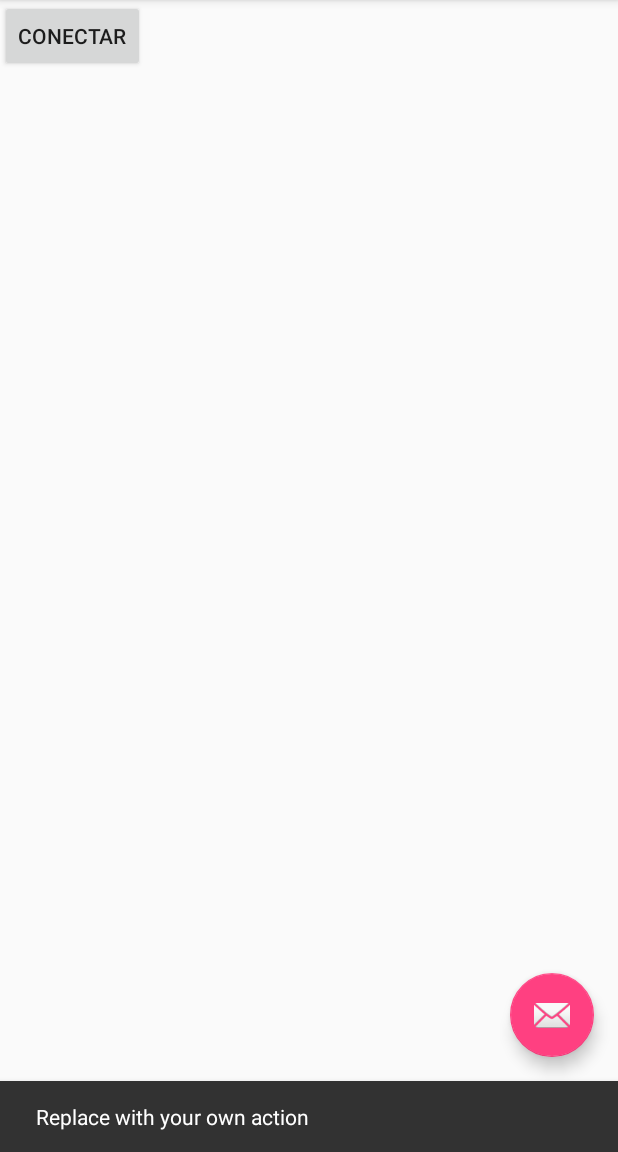
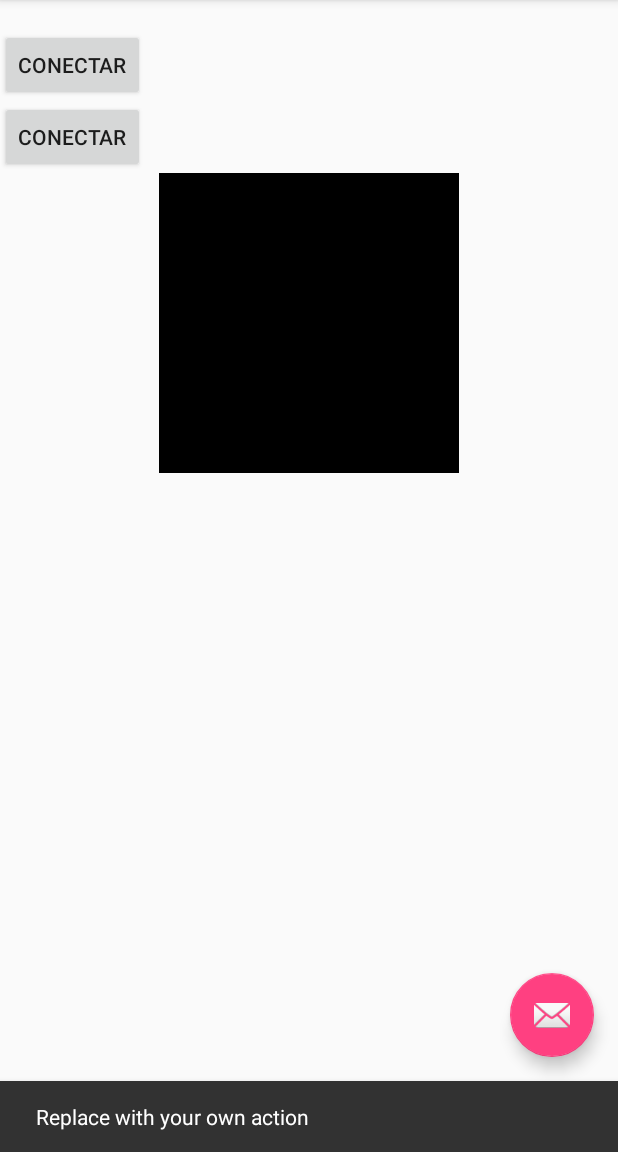
Before and after one commit to orlando26/effective-potato, an Android app: the screen it shows after launch (MainActivity), after a tap on an icon or button, on a phone screen of 412 x 824 dp, the part 84-1236 px from its top. Run offline under Robolectric (Android 15) with nearby library versions, the phone set to English and light mode, and no system bars.

Commit message:
Oye cy
pulso+temp
cuadrito+textillo

```diff
--- a/practica1/Practica1App/app/src/main/java/com/lmo/practica1app/MainActivity.java
+++ b/practica1/Practica1App/app/src/main/java/com/lmo/practica1app/MainActivity.java
@@ -3,6 +3,7 @@ package com.lmo.practica1app;
 import android.bluetooth.BluetoothAdapter;
 import android.bluetooth.BluetoothDevice;
 import android.bluetooth.BluetoothSocket;
+import android.graphics.Color;
 import android.os.Bundle;
 import android.os.Handler;
 import android.support.design.widget.FloatingActionButton;
@@ -29,12 +30,15 @@ public class MainActivity extends AppCompatActivity implements View.OnClickListe
 
     Button Connect;
     TextView Result;
+    TextView pulsillo;
+    TextView tempe;
     private String dataToSend;
 
     private static final String TAG = "Jon";
     private BluetoothAdapter mBluetoothAdapter = null;
     private BluetoothSocket btSocket = null;
     private OutputStream outStream = null;
+    BluetoothDevice device = null;
     private static String address = "XX:XX:XX:XX:XX:XX";
     private static final UUID MY_UUID = UUID
             .fromString("00001101-0000-1000-8000-00805F9B34FB");
@@ -62,19 +66,22 @@ public class MainActivity extends AppCompatActivity implements View.OnClickListe
         });
 
         Connect = (Button) findViewById(R.id.connect);
+        pulsillo=(TextView) findViewById(R.id.Pulsillo);
         Result = (TextView) findViewById(R.id.SerialText);
+        tempe = (TextView) findViewById(R.id.Tempe);
+
 
         Connect.setOnClickListener(this);
-        CheckBt();
-        BluetoothDevice device = null;// = mBluetoothAdapter.getRemoteDevice(address);
-        Set<BluetoothDevice> pairedDevices = mBluetoothAdapter.getBondedDevices();
-        for(BluetoothDevice dev: pairedDevices){
+        CheckBt();// = mBluetoothAdapter.getRemoteDevice(address);
+        //Set<BluetoothDevice> pairedDevices = mBluetoothAdapter.getBondedDevices();
+        /*for(BluetoothDevice dev: pairedDevices){
             if(dev.getName() == "HC-05"){
                 device = dev;
                 break;
             }
-        }
-        Log.e("Jon", device.toString());
+        }*/
+        device = mBluetoothAdapter.getRemoteDevice("20:16:04:18:43:85");
+        //Log.e("Jon", device.toString());
     }
 
     private void CheckBt() {
@@ -92,16 +99,16 @@ public class MainActivity extends AppCompatActivity implements View.OnClickListe
         }
     }
 
-    public void Connect() {
-        Log.d(TAG, address);
-        BluetoothDevice device = mBluetoothAdapter.getRemoteDevice(address);
+    public void connect() {
+        Log.d(TAG, "20:16:04:18:43:85");
+        BluetoothDevice device = mBluetoothAdapter.getRemoteDevice("20:16:04:18:43:85");
         Log.d(TAG, "Connecting to ... " + device);
         //mBluetoothAdapter.cancelDiscovery();
         try {
             btSocket = device.createRfcommSocketToServiceRecord(MY_UUID);
             btSocket.connect();
             Log.d(TAG, "Connection made.");
-        } catch (IOException e) {
+        } catch (IOException | NullPointerException e) {
             try {
                 btSocket.close();
             } catch (IOException e2) {
@@ -173,11 +180,17 @@ public class MainActivity extends AppCompatActivity implements View.OnClickListe
                                         public void run()
                                         {
 
-                                            if(Result.getText().toString().equals("..")) {
-                                                Result.setText(data);
-                                            } else {
-                                                Result.append("\n"+data);
+                                            Result.setText(data);
+                                            String[] ambos;
+                                            ambos=data.split("-");
+
+                                            if (ambos[0].replaceAll("\\s+","").equals("1")){
+                                                pulsillo.setBackgroundColor(Color.parseColor("#ff0000"));
+                                            } else{
+                                                pulsillo.setBackgroundColor(Color.parseColor("#000000"));
                                             }
+
+                                            tempe.setText(ambos[1]);
 
                                                         /* You also can use Result.setText(data); it won't display multilines
                                                         */
@@ -228,6 +241,7 @@ public class MainActivity extends AppCompatActivity implements View.OnClickListe
 
     @Override
     public void onClick(View view) {
-
+        Toast.makeText(this, "no mames " + device.getAddress(), Toast.LENGTH_SHORT).show();
+        connect();
     }
 }
--- a/practica1/Practica1App/app/src/main/res/layout/content_main.xml
+++ b/practica1/Practica1App/app/src/main/res/layout/content_main.xml
@@ -4,6 +4,7 @@
     xmlns:tools="http://schemas.android.com/tools"
     android:layout_width="match_parent"
     android:layout_height="match_parent"
+    android:orientation="vertical"
     app:layout_behavior="@string/appbar_scrolling_view_behavior"
     tools:context="com.lmo.practica1app.MainActivity"
     tools:showIn="@layout/activity_main">
@@ -18,4 +19,23 @@
         android:layout_width="wrap_content"
         android:layout_height="wrap_content"
         android:text="Conectar"/>
+
+    <Button
+    android:id="@+id/connect2"
+    android:layout_width="wrap_content"
+    android:layout_height="wrap_content"
+    android:text="Conectar"/>
+
+    <TextView
+        android:layout_width="200dp"
+        android:layout_height="200dp"
+        android:background="#000000"
+        android:id="@+id/Pulsillo"
+        android:layout_gravity="center_horizontal" />
+
+    <TextView
+        android:layout_width="wrap_content"
+        android:layout_height="wrap_content"
+        android:id="@+id/Tempe"
+        android:layout_gravity="center_horizontal" />
 </LinearLayout>
--- a/practica1/Practica1App/build.gradle
+++ b/practica1/Practica1App/build.gradle
@@ -5,7 +5,7 @@ buildscript {
         jcenter()
     }
     dependencies {
-        classpath 'com.android.tools.build:gradle:2.0.0'
+        classpath 'com.android.tools.build:gradle:2.1.3'
 
         // NOTE: Do not place your application dependencies here; they belong
         // in the individual module build.gradle files
```
Also changed, not shown: practica1/Practica1App/gradle/wrapper/gradle-wrapper.properties, 1 other file.
